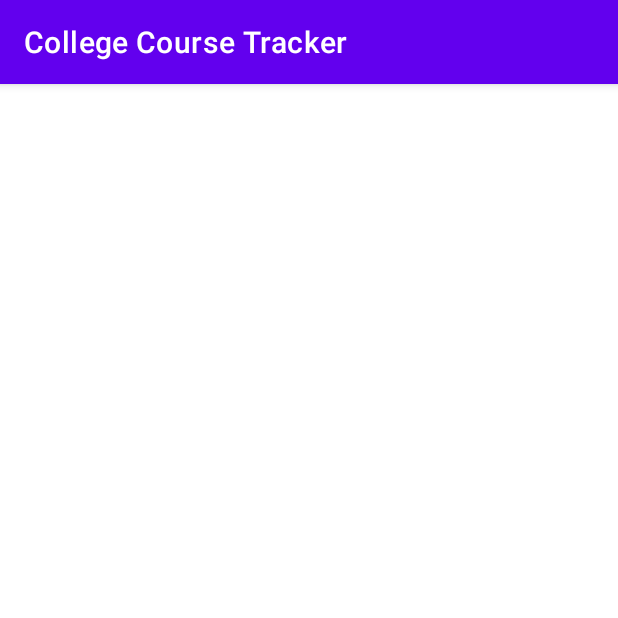
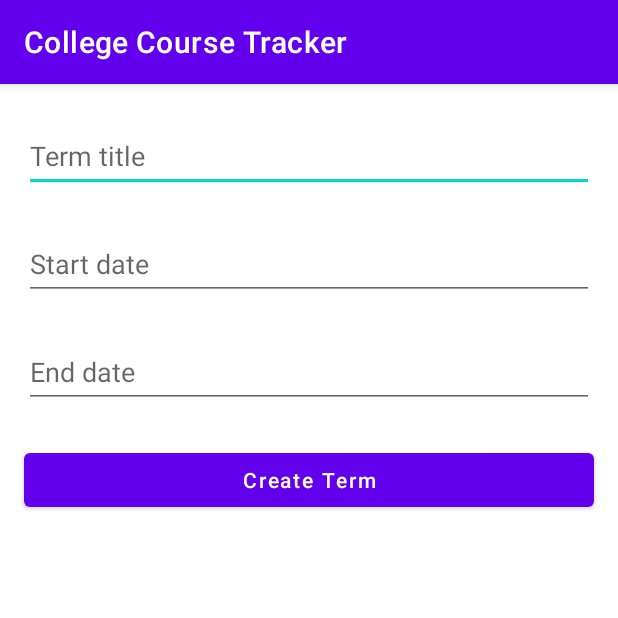
Before and after one commit to TheDeanMachine/College-Course-Tracker, an Android app: the screen it shows after launch (NewTerm), on a phone screen of 412 x 824 dp, the top half of it. Run offline under Robolectric (Android 15) with nearby library versions, the phone set to English and light mode, and no system bars.

Commit message:
basic outline for New Term

```diff
--- a/app/src/main/java/com/VFeskin/collegecoursetracker/Controller/NewTerm.java
+++ b/app/src/main/java/com/VFeskin/collegecoursetracker/Controller/NewTerm.java
@@ -1,16 +1,64 @@
 package com.VFeskin.collegecoursetracker.Controller;
 import androidx.appcompat.app.AppCompatActivity;
 import android.os.Bundle;
+import android.text.TextUtils;
+import android.view.View;
+import android.widget.Button;
+import android.widget.EditText;
+import android.widget.Toast;
 
+import com.VFeskin.collegecoursetracker.Model.Term;
+import com.VFeskin.collegecoursetracker.Model.TermViewModel;
 import com.VFeskin.collegecoursetracker.R;
 
 public class NewTerm extends AppCompatActivity {
+
+    private EditText termTitle;
+    private EditText startDate;
+    private EditText endDate;
+    private Button createTerm;
+
 
     @Override
     protected void onCreate(Bundle savedInstanceState) {
         super.onCreate(savedInstanceState);
         setContentView(R.layout.activity_new_term);
+        // set the field values to the xml id
+        termTitle = findViewById(R.id.editTextTermTitle);
+        startDate = findViewById(R.id.editTextStartDate);
+        endDate = findViewById(R.id.editTextEndDate);
+        createTerm = findViewById(R.id.createTermButton);
+
+//        createTerm.setOnClickListener(view -> {
+//
+//            String title = termTitle.getText().toString();
+//            String start = startDate.getText().toString();
+//            String end = endDate.getText().toString();
+//            Term term = new Term(title, start, end);
+//
+//            TermViewModel.insert(term);
+//
+//
+//        });
 
     }
 
+
+    public void onClickCreateTerm(View view) {
+        if(!TextUtils.isEmpty(termTitle.getText().toString())) {
+            String title = termTitle.getText().toString();
+            String start = startDate.getText().toString();
+            String end = endDate.getText().toString();
+
+            Term term = new Term(title, start, end);
+
+            TermViewModel.insert(term);
+
+        } else {
+            Toast.makeText(this, R.string.emptyInput, Toast.LENGTH_SHORT).show();
+        }
+
+    }
+
+
 }
--- a/app/src/main/res/layout/activity_new_term.xml
+++ b/app/src/main/res/layout/activity_new_term.xml
@@ -6,4 +6,50 @@
     android:layout_height="match_parent"
     tools:context=".Controller.NewTerm">
 
+    <EditText
+        android:id="@+id/editTextTermTitle"
+        style="@style/form_style"
+        android:hint="Term title"
+        android:minHeight="48dp"
+        app:layout_constraintEnd_toEndOf="parent"
+        app:layout_constraintStart_toStartOf="parent"
+        app:layout_constraintTop_toTopOf="parent" />
+
+    <EditText
+        android:id="@+id/editTextStartDate"
+        style="@style/form_style"
+        android:layout_width="0dp"
+        android:layout_height="wrap_content"
+        android:ems="10"
+        android:hint="Start date"
+        android:inputType="textPersonName"
+        android:minHeight="48dp"
+        app:layout_constraintEnd_toEndOf="parent"
+        app:layout_constraintStart_toStartOf="parent"
+        app:layout_constraintTop_toBottomOf="@+id/editTextTermTitle" />
+
+    <EditText
+        android:id="@+id/editTextEndDate"
+        style="@style/form_style"
+        android:layout_width="0dp"
+        android:layout_height="wrap_content"
+        android:ems="10"
+        android:hint="End date"
+        android:inputType="textPersonName"
+        android:minHeight="48dp"
+        app:layout_constraintEnd_toEndOf="parent"
+        app:layout_constraintStart_toStartOf="parent"
+        app:layout_constraintTop_toBottomOf="@+id/editTextStartDate" />
+
+    <Button
+        android:id="@+id/createTermButton"
+        style="@style/form_style"
+        android:layout_width="0dp"
+        android:layout_height="48dp"
+        android:onClick="onClickCreateTerm"
+        android:text="Create Term"
+        app:layout_constraintEnd_toEndOf="parent"
+        app:layout_constraintStart_toStartOf="parent"
+        app:layout_constraintTop_toBottomOf="@+id/editTextEndDate" />
+
 </androidx.constraintlayout.widget.ConstraintLayout>
--- a/app/src/main/res/values/strings.xml
+++ b/app/src/main/res/values/strings.xml
@@ -1,5 +1,6 @@
 <resources>
     <string name="app_name">College Course Tracker</string>
+    <string name="emptyInput">Please fill out all the fields</string>
 
 
 </resources>
--- a/app/src/main/res/values/styles.xml
+++ b/app/src/main/res/values/styles.xml
@@ -1,3 +1,12 @@
 <resources>
 
+    <style name="form_style">
+        <item name="android:layout_width">0dp</item>
+        <item name="android:layout_height">wrap_content</item>
+        <item name="android:layout_marginStart">16dp</item>
+        <item name="android:layout_marginTop">24dp</item>
+        <item name="android:layout_marginEnd">16dp</item>
+        <item name="android:ems">10</item>
+        <item name="android:inputType">textPersonName</item>
+    </style>
 </resources>
```
